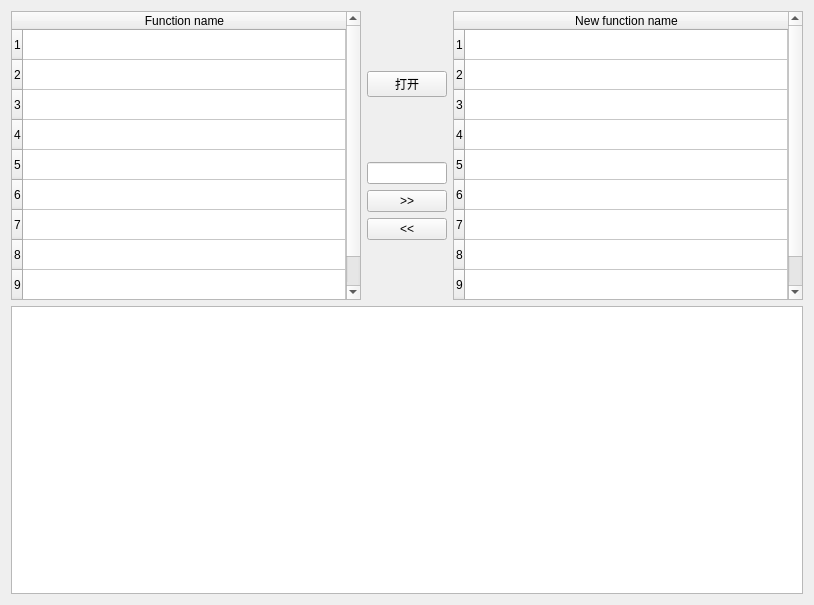
ant-sir/xmlgen, file frame.ui: the form before one commit.
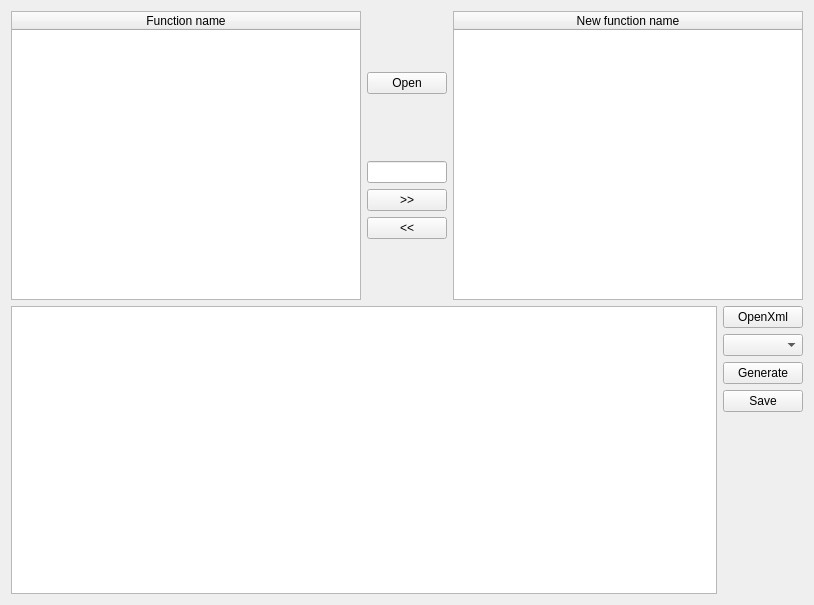
The form after the commit.

Patch:
```diff
--- a/frame.ui
+++ b/frame.ui
@@ -13,13 +13,13 @@
   <property name="windowTitle">
    <string>xmlgen</string>
   </property>
-  <layout class="QVBoxLayout" name="verticalLayout_2">
+  <layout class="QVBoxLayout" name="verticalLayout_3">
    <item>
     <layout class="QHBoxLayout" name="horizontalLayout">
      <item>
       <widget class="QTableWidget" name="tableWidgetSource">
        <property name="rowCount">
-        <number>9</number>
+        <number>0</number>
        </property>
        <property name="columnCount">
         <number>1</number>
@@ -30,15 +30,6 @@
        <attribute name="verticalHeaderStretchLastSection">
         <bool>false</bool>
        </attribute>
-       <row/>
-       <row/>
-       <row/>
-       <row/>
-       <row/>
-       <row/>
-       <row/>
-       <row/>
-       <row/>
        <column>
         <property name="text">
          <string>Function name</string>
@@ -73,7 +64,7 @@
           <enum>Qt::DefaultContextMenu</enum>
          </property>
          <property name="text">
-          <string>打开</string>
+          <string>Open</string>
          </property>
         </widget>
        </item>
@@ -147,7 +138,7 @@
      <item>
       <widget class="QTableWidget" name="tableWidgetDest">
        <property name="rowCount">
-        <number>9</number>
+        <number>0</number>
        </property>
        <property name="columnCount">
         <number>1</number>
@@ -155,15 +146,6 @@
        <attribute name="horizontalHeaderStretchLastSection">
         <bool>true</bool>
        </attribute>
-       <row/>
-       <row/>
-       <row/>
-       <row/>
-       <row/>
-       <row/>
-       <row/>
-       <row/>
-       <row/>
        <column>
         <property name="text">
          <string>New function name</string>
@@ -174,7 +156,52 @@
     </layout>
    </item>
    <item>
-    <widget class="QTextEdit" name="textEditShow"/>
+    <layout class="QHBoxLayout" name="horizontalLayout_2">
+     <item>
+      <widget class="QTextEdit" name="textEditShow"/>
+     </item>
+     <item>
+      <layout class="QVBoxLayout" name="verticalLayout_2">
+       <item>
+        <widget class="QPushButton" name="pushButtonOpenXml">
+         <property name="text">
+          <string>OpenXml</string>
+         </property>
+        </widget>
+       </item>
+       <item>
+        <widget class="QComboBox" name="comboBoxSelSecXml"/>
+       </item>
+       <item>
+        <widget class="QPushButton" name="pushButtonGenXml">
+         <property name="text">
+          <string>Generate</string>
+         </property>
+        </widget>
+       </item>
+       <item>
+        <widget class="QPushButton" name="pushButtonSaveXml">
+         <property name="text">
+          <string>Save</string>
+         </property>
+        </widget>
+       </item>
+       <item>
+        <spacer name="verticalSpacer_4">
+         <property name="orientation">
+          <enum>Qt::Vertical</enum>
+         </property>
+         <property name="sizeHint" stdset="0">
+          <size>
+           <width>20</width>
+           <height>40</height>
+          </size>
+         </property>
+        </spacer>
+       </item>
+      </layout>
+     </item>
+    </layout>
    </item>
   </layout>
  </widget>
```
Left out of the diff: 123 changed lines with no effect on the pictures.
